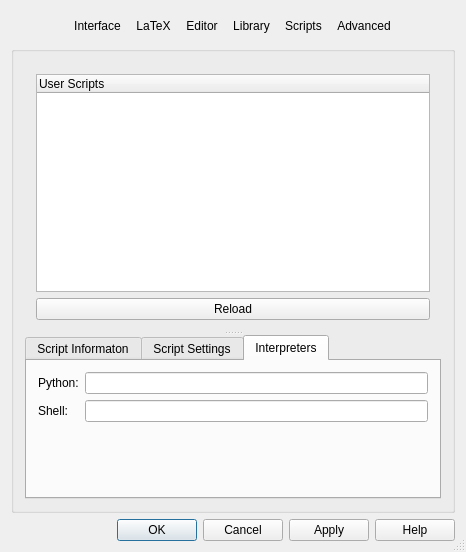
This is src/klfsettings.ui in klatexformula/klatexformula as Qt 5 draws it before an edit. The edited form follows.
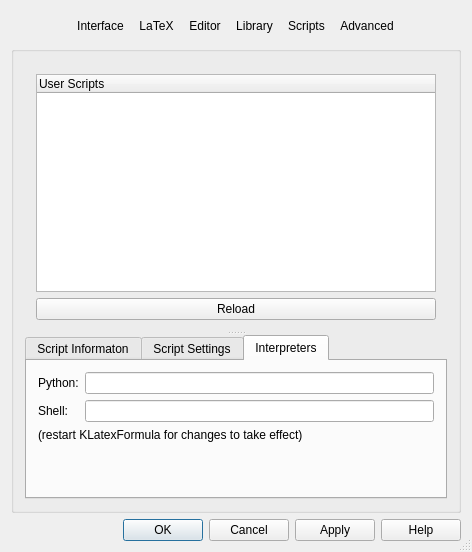
This is the edited form. The open tabs and pages were chosen to show the change. Icons and pictures are not drawn. Custom widgets are drawn as their Qt base class.

```diff
--- a/src/klfsettings.ui
+++ b/src/klfsettings.ui
@@ -10,7 +10,7 @@
    <rect>
     <x>0</x>
     <y>0</y>
-    <width>466</width>
+    <width>472</width>
     <height>552</height>
    </rect>
   </property>
@@ -949,7 +949,7 @@
             <item row="1" column="1">
              <widget class="QLineEdit" name="txtScriptInterpreterShell"/>
             </item>
-            <item row="2" column="1">
+            <item row="3" column="1">
              <spacer name="vspc_scriptinterpreters">
               <property name="orientation">
                <enum>Qt::Vertical</enum>
@@ -962,6 +962,13 @@
               </property>
              </spacer>
             </item>
+            <item row="2" column="0" colspan="2">
+             <widget class="QLabel" name="label">
+              <property name="text">
+               <string>(restart KLatexFormula for changes to take effect)</string>
+              </property>
+             </widget>
+            </item>
            </layout>
           </widget>
          </widget>
@@ -2619,12 +2626,6 @@
    <extends>QPushButton</extends>
    <header>klfcolorchooser.h</header>
   </customwidget>
-  <customwidget>
-   <class>KLFPathChooser</class>
-   <extends>QFrame</extends>
-   <header>klfpathchooser.h</header>
-   <container>1</container>
-  </customwidget>
   <customwidget>
    <class>KLFUnitSpinBox</class>
    <extends>QDoubleSpinBox</extends>
@@ -2643,6 +2644,12 @@
     <signal>unitChanged(double)</signal>
    </slots>
   </customwidget>
+  <customwidget>
+   <class>KLFPathChooser</class>
+   <extends>QFrame</extends>
+   <header>klfpathchooser.h</header>
+   <container>1</container>
+  </customwidget>
   <customwidget>
    <class>KLFEnumComboBox</class>
    <extends>QComboBox</extends>
```
Left out of the diff: 22 changed lines with no effect on the pictures.
